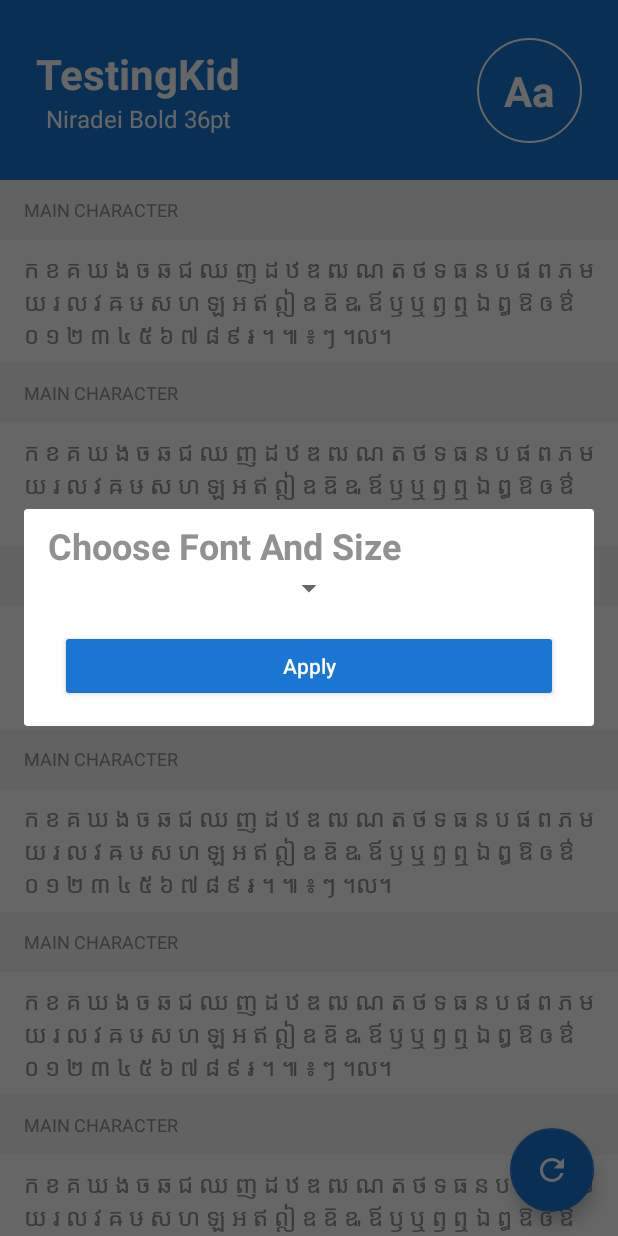
After one commit to Vuthisak/Anagata-Type, an Android app: the fragment SelectionFontSizeDialog placed in its activity, on a phone screen of 412 x 824 dp. The commit adds this screen. Run offline under Robolectric (Android 15) with nearby library versions, the phone set to English and light mode, and no system bars.

Commit message:
Add dialog choose font and size 50%

```diff
--- /dev/null
+++ b/app/src/main/java/com/anagatatype/app/base/BaseViewHolder.kt
@@ -0,0 +1,6 @@
+package com.anagatatype.app.base
+
+import androidx.recyclerview.widget.RecyclerView
+import androidx.viewbinding.ViewBinding
+
+abstract class BaseViewHolder(binding: ViewBinding) : RecyclerView.ViewHolder(binding.root)
--- /dev/null
+++ b/app/src/main/java/com/anagatatype/app/features/ui/dialog/SelectionFontSizeDialog.kt
@@ -0,0 +1,47 @@
+package com.anagatatype.app.features.ui.dialog
+
+import android.app.Dialog
+import android.graphics.Color
+import android.graphics.drawable.ColorDrawable
+import android.os.Bundle
+import android.view.LayoutInflater
+import android.view.View
+import android.view.ViewGroup
+import android.view.ViewGroup.LayoutParams.MATCH_PARENT
+import android.view.ViewGroup.LayoutParams.WRAP_CONTENT
+import android.view.Window
+import androidx.fragment.app.DialogFragment
+import com.anagatatype.app.databinding.DialogSelectionFontSizeBinding
+
+
+class SelectionFontSizeDialog : DialogFragment() {
+
+    private lateinit var binding: DialogSelectionFontSizeBinding
+
+    override fun onCreateView(
+        inflater: LayoutInflater,
+        container: ViewGroup?,
+        savedInstanceState: Bundle?
+    ): View {
+        binding = DialogSelectionFontSizeBinding.inflate(inflater, container, false)
+        return binding.root
+    }
+
+    override fun onCreateDialog(savedInstanceState: Bundle?): Dialog {
+        val dialog = super.onCreateDialog(savedInstanceState)
+        dialog.window?.requestFeature(Window.FEATURE_NO_TITLE)
+        return dialog
+    }
+
+    override fun onStart() {
+        super.onStart()
+        dialog?.window?.run {
+            setLayout(MATCH_PARENT, WRAP_CONTENT)
+        }
+    }
+
+    companion object {
+        const val TAG = "SelectionFontSizeDialog"
+    }
+
+}
--- /dev/null
+++ b/app/src/main/java/com/anagatatype/app/features/ui/main/MainAdapter.kt
@@ -0,0 +1,43 @@
+package com.anagatatype.app.features.ui.main
+
+import android.view.LayoutInflater
+import android.view.ViewGroup
+import androidx.recyclerview.widget.RecyclerView
+import com.anagatatype.app.base.BaseViewHolder
+import com.anagatatype.app.databinding.ViewItemFontBinding
+import com.anagatatype.app.repository.model.Font
+
+class MainAdapter : RecyclerView.Adapter<MainAdapter.MainViewHolder>() {
+
+    private val items = arrayListOf<Font>()
+
+    override fun onCreateViewHolder(parent: ViewGroup, viewType: Int): MainViewHolder {
+        val binding = ViewItemFontBinding.inflate(
+            LayoutInflater.from(parent.context),
+            parent,
+            false
+        )
+        return MainViewHolder(binding)
+    }
+
+    override fun onBindViewHolder(holder: MainViewHolder, position: Int) {
+    }
+
+    override fun getItemCount(): Int = 10
+
+    fun add(item: Font) {
+        items.add(item)
+        notifyItemInserted(items.size - 1)
+    }
+
+    fun addAll(items: ArrayList<Font>) {
+        items.clear()
+        items.addAll(items)
+        notifyDataSetChanged()
+    }
+
+    class MainViewHolder(
+        private val binding: ViewItemFontBinding
+    ) : BaseViewHolder(binding)
+
+}
--- a/app/src/main/java/com/anagatatype/app/features/ui/main/MainFragment.kt
+++ b/app/src/main/java/com/anagatatype/app/features/ui/main/MainFragment.kt
@@ -5,10 +5,15 @@ import androidx.fragment.app.Fragment
 import android.view.LayoutInflater
 import android.view.View
 import android.view.ViewGroup
+import androidx.recyclerview.widget.LinearLayoutManager
 import com.anagatatype.app.R
 import com.anagatatype.app.base.BaseFragment
+import com.anagatatype.app.databinding.FragmentMainBinding
+import com.anagatatype.app.features.ui.dialog.SelectionFontSizeDialog
 
 class MainFragment : BaseFragment() {
+
+    private lateinit var binding: FragmentMainBinding
 
     override fun onCreateView(
         inflater: LayoutInflater, container: ViewGroup?,
@@ -18,6 +23,28 @@ class MainFragment : BaseFragment() {
         return inflater.inflate(R.layout.fragment_main, container, false)
     }
 
+    override fun onViewCreated(view: View, savedInstanceState: Bundle?) {
+        binding = FragmentMainBinding.bind(view)
+        super.onViewCreated(view, savedInstanceState)
+        setupContent()
+    }
+
+    private fun showChooseFontSizeDialog() {
+        SelectionFontSizeDialog().show(childFragmentManager, TAG)
+    }
+
+    private fun setupContent() {
+        setupRecyclerView()
+        binding.viewMainToolbar.styleText.setOnClickListener { showChooseFontSizeDialog() }
+    }
+
+    private fun setupRecyclerView() {
+        binding.mainRecycler.run {
+            layoutManager = LinearLayoutManager(requireContext())
+            adapter = MainAdapter()
+        }
+    }
+
     companion object {
         const val TAG = "MainFragment"
     }
--- /dev/null
+++ b/app/src/main/java/com/anagatatype/app/repository/model/Font.kt
@@ -0,0 +1,7 @@
+package com.anagatatype.app.repository.model
+
+data class Font(
+    val title: String?,
+    val size: Int,
+    val content: String
+)
--- /dev/null
+++ b/app/src/main/res/drawable/border_spinner.xml
@@ -0,0 +1,23 @@
+<?xml version="1.0" encoding="utf-8"?><?xml version="1.0" encoding="utf-8"?>
+<selector xmlns:android="http://schemas.android.com/apk/res/android">
+
+    <item>
+        <layer-list>
+            <item>
+                <shape>
+                    <gradient android:angle="90" android:endColor="#B3BBCC" android:startColor="#E8EBEF" android:type="linear" />
+
+                    <stroke android:width="1dp" android:color="#000000" />
+
+                    <corners android:radius="4dp" />
+
+                    <padding android:bottom="3dp" android:left="3dp" android:right="3dp" android:top="3dp" />
+                </shape>
+            </item>
+<!--            <item>-->
+<!--                &lt;!&ndash;                <bitmap android:gravity="bottom|right" android:src="@drawable/spinner_arrow" />&ndash;&gt;-->
+<!--            </item>-->
+        </layer-list>
+    </item>
+
+</selector>
--- /dev/null
+++ b/app/src/main/res/drawable/ic_baseline_refresh_24.xml
@@ -0,0 +1,5 @@
+<vector android:height="24dp" android:tint="#FFFFFF"
+    android:viewportHeight="24" android:viewportWidth="24"
+    android:width="24dp" xmlns:android="http://schemas.android.com/apk/res/android">
+    <path android:fillColor="@android:color/white" android:pathData="M17.65,6.35C16.2,4.9 14.21,4 12,4c-4.42,0 -7.99,3.58 -7.99,8s3.57,8 7.99,8c3.73,0 6.84,-2.55 7.73,-6h-2.08c-0.82,2.33 -3.04,4 -5.65,4 -3.31,0 -6,-2.69 -6,-6s2.69,-6 6,-6c1.66,0 3.14,0.69 4.22,1.78L13,11h7V4l-2.35,2.35z"/>
+</vector>
--- /dev/null
+++ b/app/src/main/res/layout/dialog_selection_font_size.xml
@@ -0,0 +1,50 @@
+<?xml version="1.0" encoding="utf-8"?>
+<androidx.constraintlayout.widget.ConstraintLayout xmlns:android="http://schemas.android.com/apk/res/android"
+    xmlns:app="http://schemas.android.com/apk/res-auto"
+    xmlns:tools="http://schemas.android.com/tools"
+    android:layout_width="match_parent"
+    android:layout_height="wrap_content">
+
+    <TextView
+        android:id="@+id/titleDialogText"
+        android:layout_width="wrap_content"
+        android:layout_height="wrap_content"
+        android:layout_marginVertical="@dimen/space_8dp"
+        android:layout_marginStart="@dimen/space_16dp"
+        android:text="Choose Font And Size"
+        android:textColor="@color/grey1"
+        android:textSize="@dimen/size_24sp"
+        android:textStyle="bold"
+        app:layout_constraintStart_toStartOf="parent"
+        app:layout_constraintTop_toTopOf="parent" />
+
+    <androidx.constraintlayout.helper.widget.Flow
+        android:id="@+id/flowDialog"
+        android:layout_width="0dp"
+        android:layout_height="wrap_content"
+        android:orientation="horizontal"
+        app:constraint_referenced_ids="fontStyleSpinner"
+        app:layout_constraintEnd_toEndOf="parent"
+        app:layout_constraintStart_toStartOf="parent"
+        app:layout_constraintTop_toBottomOf="@id/titleDialogText" />
+
+    <Spinner
+        android:id="@+id/fontStyleSpinner"
+        android:layout_width="wrap_content"
+        android:layout_height="wrap_content" />
+
+    <Button
+        android:id="@+id/applyButton"
+        style="@style/Button.Primary"
+        android:layout_width="0dp"
+        android:layout_height="wrap_content"
+        android:layout_marginHorizontal="@dimen/space_24dp"
+        android:layout_marginTop="@dimen/space_16dp"
+        android:layout_marginBottom="@dimen/space_16dp"
+        android:text="@string/apply"
+        app:layout_constraintBottom_toBottomOf="parent"
+        app:layout_constraintEnd_toEndOf="parent"
+        app:layout_constraintStart_toStartOf="parent"
+        app:layout_constraintTop_toBottomOf="@id/flowDialog" />
+
+</androidx.constraintlayout.widget.ConstraintLayout>
--- a/app/src/main/res/layout/fragment_main.xml
+++ b/app/src/main/res/layout/fragment_main.xml
@@ -7,9 +7,30 @@
     tools:context=".features.ui.main.MainFragment">
 
     <include
+        android:id="@+id/viewMainToolbar"
         layout="@layout/view_main_toolbar"
-        app:layout_constraintBottom_toBottomOf="parent"
+        app:layout_constraintEnd_toEndOf="parent"
         app:layout_constraintStart_toStartOf="parent"
         app:layout_constraintTop_toTopOf="parent" />
 
+    <androidx.recyclerview.widget.RecyclerView
+        android:id="@+id/mainRecycler"
+        android:layout_width="0dp"
+        android:layout_height="0dp"
+        app:layout_constraintBottom_toBottomOf="parent"
+        app:layout_constraintEnd_toEndOf="parent"
+        app:layout_constraintStart_toStartOf="parent"
+        app:layout_constraintTop_toBottomOf="@id/viewMainToolbar" />
+
+    <com.google.android.material.floatingactionbutton.FloatingActionButton
+        android:id="@+id/refreshButton"
+        android:layout_width="wrap_content"
+        android:layout_height="wrap_content"
+        android:layout_marginEnd="@dimen/space_16dp"
+        android:layout_marginBottom="@dimen/space_16dp"
+        android:contentDescription="@string/refresh"
+        android:src="@drawable/ic_baseline_refresh_24"
+        app:layout_constraintBottom_toBottomOf="parent"
+        app:layout_constraintEnd_toEndOf="parent" />
+
 </androidx.constraintlayout.widget.ConstraintLayout>
--- /dev/null
+++ b/app/src/main/res/layout/view_item_font.xml
@@ -0,0 +1,41 @@
+<?xml version="1.0" encoding="utf-8"?>
+<androidx.cardview.widget.CardView xmlns:android="http://schemas.android.com/apk/res/android"
+    xmlns:app="http://schemas.android.com/apk/res-auto"
+    android:layout_width="match_parent"
+    android:layout_height="wrap_content"
+    app:cardCornerRadius="0dp"
+    app:cardElevation="@dimen/space_4dp">
+
+    <androidx.constraintlayout.widget.ConstraintLayout
+        style="@style/Clickable"
+        android:layout_width="match_parent"
+        android:layout_height="wrap_content">
+
+        <TextView
+            android:id="@+id/listTitleText"
+            style="@style/ListTitle"
+            android:layout_width="0dp"
+            android:layout_height="40dp"
+            android:background="@color/grey"
+            android:gravity="center_vertical"
+            android:paddingHorizontal="@dimen/space_16dp"
+            android:text="Main Character"
+            app:layout_constraintEnd_toEndOf="parent"
+            app:layout_constraintStart_toStartOf="parent"
+            app:layout_constraintTop_toTopOf="parent" />
+
+        <TextView
+            android:id="@+id/contentText"
+            style="@style/ListItem"
+            android:layout_width="wrap_content"
+            android:layout_height="wrap_content"
+            android:paddingHorizontal="@dimen/space_16dp"
+            android:paddingVertical="@dimen/space_8dp"
+            android:text="@string/mock_data"
+            app:layout_constraintEnd_toEndOf="parent"
+            app:layout_constraintStart_toStartOf="parent"
+            app:layout_constraintTop_toBottomOf="@id/listTitleText" />
+
+    </androidx.constraintlayout.widget.ConstraintLayout>
+
+</androidx.cardview.widget.CardView>
--- a/app/src/main/res/layout/view_main_toolbar.xml
+++ b/app/src/main/res/layout/view_main_toolbar.xml
@@ -32,11 +32,13 @@
         android:text="Niradei Bold 36pt" />
 
     <TextView
-        style="@style/ToolbarTitle"
+        android:id="@+id/styleText"
+        style="@style/ToolbarTitle.ToolbarChooseStyle"
         android:layout_width="@dimen/space_70dp"
         android:layout_height="wrap_content"
         android:layout_marginEnd="@dimen/space_24dp"
-        android:background="@drawable/whie_circle_background"
+        android:background="@drawable/white_border_circle"
+        android:focusable="true"
         android:gravity="center"
         android:padding="@dimen/space_16dp"
         android:text="@string/A_a"
--- a/app/src/main/res/values/colors.xml
+++ b/app/src/main/res/values/colors.xml
@@ -2,5 +2,8 @@
 <resources>
     <color name="colorPrimary">#1A76D2</color>
     <color name="colorPrimaryDark">#0E5398</color>
-    <color name="colorAccent">#FFFFFF</color>
+    <color name="colorAccent">#1A76D2</color>
+
+    <color name="grey">#F5F5F5</color>
+    <color name="grey1">#919191</color>
 </resources>
--- a/app/src/main/res/values/dimens.xml
+++ b/app/src/main/res/values/dimens.xml
@@ -1,5 +1,7 @@
 <?xml version="1.0" encoding="utf-8"?>
 <resources>
+    <dimen name="size_12sp">12sp</dimen>
+    <dimen name="size_14sp">14sp</dimen>
     <dimen name="default_text_size">16sp</dimen>
     <dimen name="size_24sp">24sp</dimen>
     <dimen name="size_28sp">28sp</dimen>
--- a/app/src/main/res/values/strings.xml
+++ b/app/src/main/res/values/strings.xml
@@ -1,6 +1,15 @@
 <resources>
     <string name="app_name">AnagataType</string>
+    <string name="refresh">Refresh</string>
     <string name="A_a">Aa</string>
-    <!-- TODO: Remove or change this placeholder text -->
-    <string name="hello_blank_fragment">Hello blank fragment</string>
+    <string name="apply">Apply</string>
+    <string name="choose_font_and_size">Choose Font &amp; Size</string>
+    <string name="mock_data">ក ខ គ ឃ ង ច ឆ ជ ឈ ញ ដ ឋ ឌ ឍ ណ ត ថ ទ ធ ន ប ផ ព ភ ម យ រ ល វ ឝ ឞ ស ហ ឡ អ ឥ ឦ ឧ ឨ ឩ ឪ ឫ ឬ ឭ ឮ ឯ ឰ ឱ ឲ ឳ \n០ ១ ២ ៣ ៤ ៥ ៦ ៧ ៨ ៩ ៛ ។ ៕ ៖ ៗ ។ល។</string>
+    <string-array name="items">
+        <item>Item 1</item>
+        <item>Item 2</item>
+        <item>Item 3</item>
+        <item>Item 4</item>
+        <item>Item 5¬</item>
+    </string-array>
 </resources>
--- a/app/src/main/res/values/styles.xml
+++ b/app/src/main/res/values/styles.xml
@@ -19,4 +19,35 @@
         <item name="android:textSize">@dimen/default_text_size</item>
     </style>
 
+    <style name="ToolbarTitle.ToolbarChooseStyle">
+        <item name="background">?android:selectableItemBackground</item>
+        <item name="android:focusable">true</item>
+        <item name="android:clickable">true</item>
+    </style>
+
+    <style name="ListTitle" parent="Widget.AppCompat.TextView">
+        <item name="android:textAllCaps">true</item>
+        <item name="android:textColor">@color/grey1</item>
+        <item name="android:textSize">@dimen/size_12sp</item>
+    </style>
+
+    <style name="ListItem" parent="Widget.AppCompat.TextView">
+        <item name="android:textSize">@dimen/default_text_size</item>
+        <item name="android:textColor">@color/grey1</item>
+    </style>
+
+    <style name="Clickable" parent="AppTheme">
+        <item name="android:background">?android:selectableItemBackground</item>
+        <item name="android:focusable">true</item>
+        <item name="android:clickable">true</item>
+    </style>
+
+    <style name="Button" parent="TextAppearance.AppCompat.Button" />
+
+    <style name="Button.Primary">
+        <item name="android:textAllCaps">false</item>
+        <item name="android:textColor">@android:color/white</item>
+        <item name="backgroundTint">@color/colorPrimary</item>
+    </style>
+
 </resources>
--- a/build.gradle
+++ b/build.gradle
@@ -1,6 +1,6 @@
 // Top-level build file where you can add configuration options common to all sub-projects/modules.
 buildscript {
-    ext.kotlin_version = "1.5.0"
+    ext.kotlin_version = "1.5.10"
     repositories {
         google()
         mavenCentral()
@@ -18,7 +18,6 @@ allprojects {
     repositories {
         google()
         mavenCentral()
-        jcenter() // Warning: this repository is going to shut down soon
     }
 }
 
```
Also changed, not shown: app/src/main/res/drawable/white_border_circle.xml (renamed from app/src/main/res/drawable/whie_circle_background.xml).
